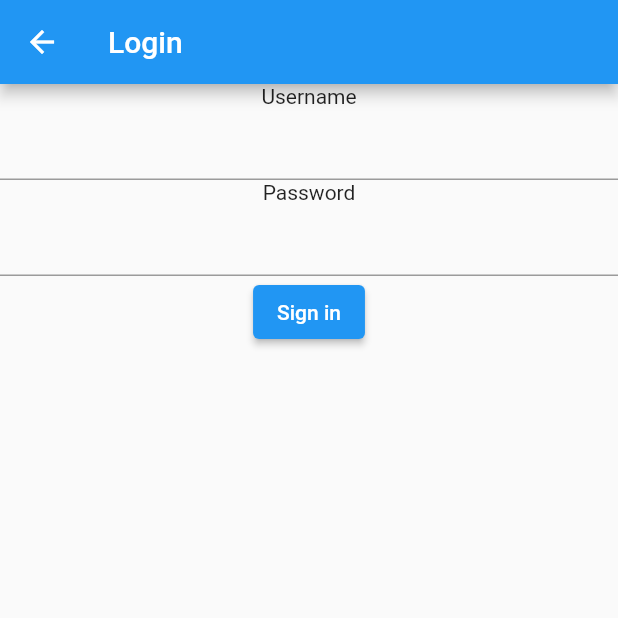
After one commit to pascalboehler/bhh_itech_shop_demo_app, a Flutter app: the UserLoginScreen screen opened directly, after a tap on "Sign in", on a phone screen of 412 x 824 dp, the top half of it. The commit adds this screen. Run offline on Flutter 3.47's test engine with Material 2 defaults, Android fonts, the phone set to English and light mode, and no system bars.

Commit message:
feat: Added Login Screen + formatted file

```diff
--- a/lib/helper view/main_nav_drawer.dart
+++ b/lib/helper view/main_nav_drawer.dart
@@ -1,4 +1,5 @@
 import 'package:bhh_itech_shop_demo/home_screen.dart';
+import 'package:bhh_itech_shop_demo/user_login_screen.dart';
 
 import '../shopping_cart_view.dart';
 import 'package:flutter/material.dart';
@@ -56,6 +57,7 @@ class MainNavDrawer extends StatelessWidget {
       case "User":
         {
           print("$title was selected");
+          Navigator.of(context).push(MaterialPageRoute(builder: (BuildContext context) => UserLoginScreen()));
         }
         break;
       case "About":
--- /dev/null
+++ b/lib/user_login_screen.dart
@@ -0,0 +1,27 @@
+import 'package:flutter/material.dart';
+
+class UserLoginScreen extends StatelessWidget {
+  TextEditingController usernameController = TextEditingController();
+  TextEditingController passwordController = TextEditingController();
+
+  @override
+  Widget build(BuildContext context) {
+    return Scaffold(
+      appBar: AppBar(title: Text("Login")),
+      body: Center(
+        child: Column(
+          children: [
+            Text("Username"),
+            TextField(controller: usernameController,),
+            Text("Password"),
+            TextField(obscureText: true, controller: passwordController,),
+            ElevatedButton(child: Text("Sign in"), onPressed: () {
+              print(usernameController.text);
+              print(passwordController.text);
+            },)
+          ],
+        ),
+      ),
+    );
+  }
+}
```
Also changed, not shown: lib/helper view/cart_item_view.dart (+3 -4 lines), lib/shopping_cart_view.dart (+8 -3 lines).
